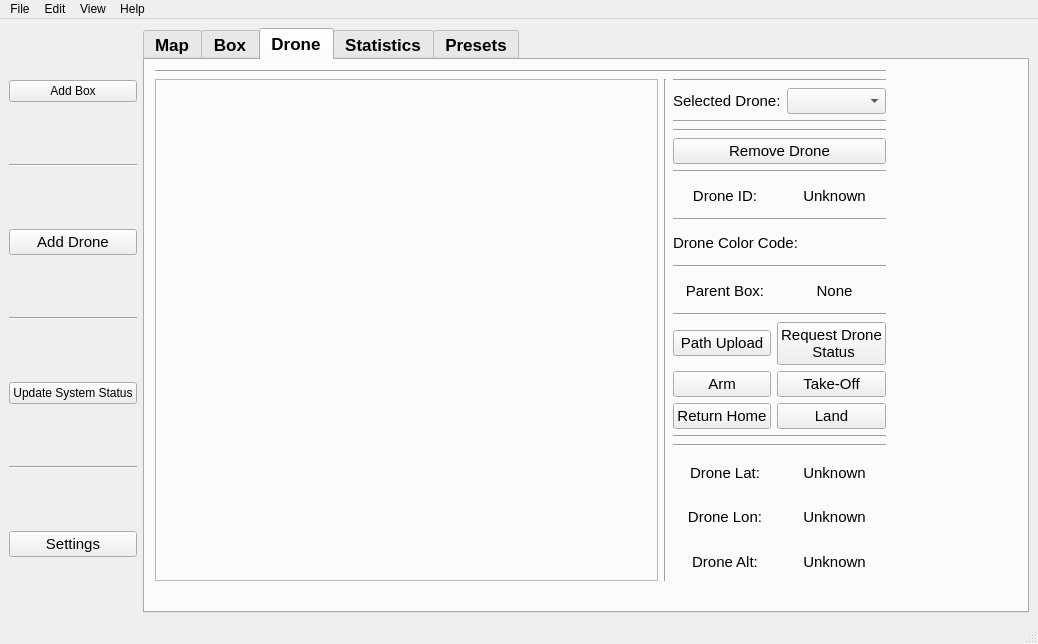
The window that ros2_ws/src/hmi/ui/mainwindow.ui (Samwise101/EiRT-AscenD-Robotics) describes before a commit, drawn with Qt 5.
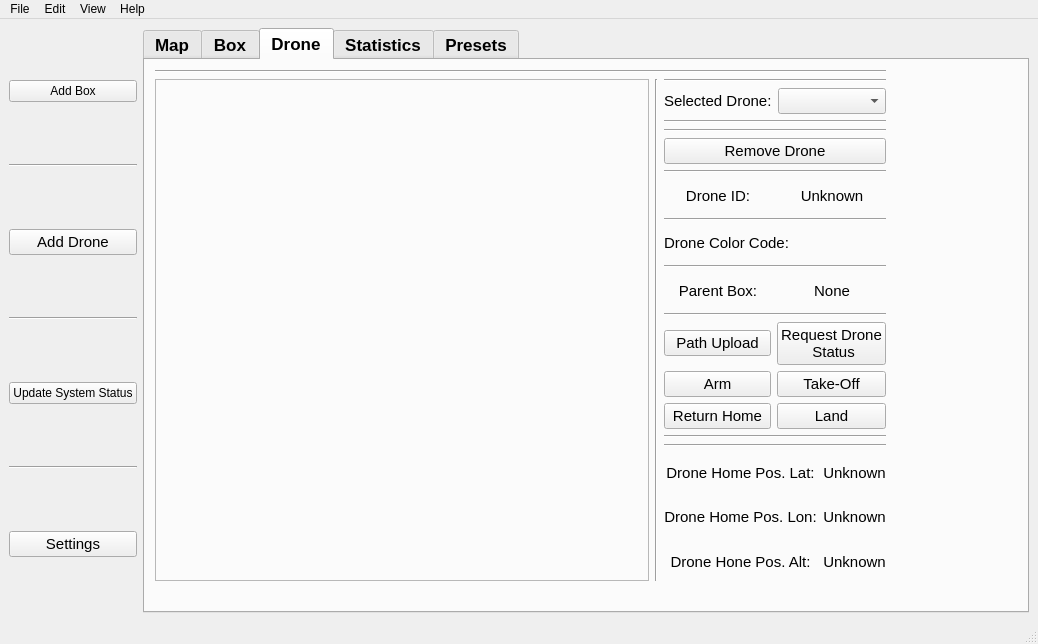
The same window after the commit. The open tabs and pages were chosen to show the change. Icons and pictures are not drawn.

Commit message: Added callback on drone box status change

```diff
--- a/ros2_ws/src/hmi/ui/mainwindow.ui
+++ b/ros2_ws/src/hmi/ui/mainwindow.ui
@@ -1232,7 +1232,7 @@
                       </font>
                      </property>
                      <property name="text">
-                      <string>Drone Lon:</string>
+                      <string>Drone Home Pos. Lon:</string>
                      </property>
                      <property name="alignment">
                       <set>Qt::AlignCenter</set>
@@ -1249,7 +1249,7 @@
                       </font>
                      </property>
                      <property name="text">
-                      <string>Drone Lat:</string>
+                      <string>Drone Home Pos. Lat:</string>
                      </property>
                      <property name="alignment">
                       <set>Qt::AlignCenter</set>
@@ -1266,7 +1266,7 @@
                       </font>
                      </property>
                      <property name="text">
-                      <string>Drone Alt:</string>
+                      <string>Drone Hone Pos. Alt:</string>
                      </property>
                      <property name="alignment">
                       <set>Qt::AlignCenter</set>
```
Left out of the diff: 18 changed lines with no effect on the pictures. The commit also changes 3 other files.
